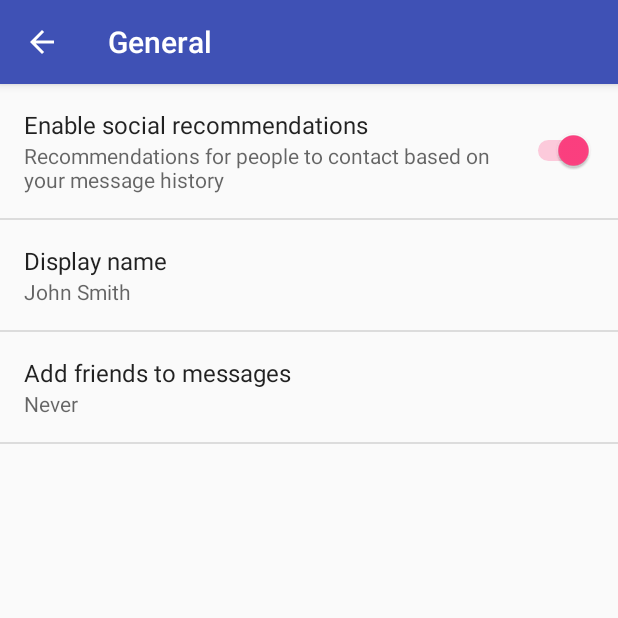
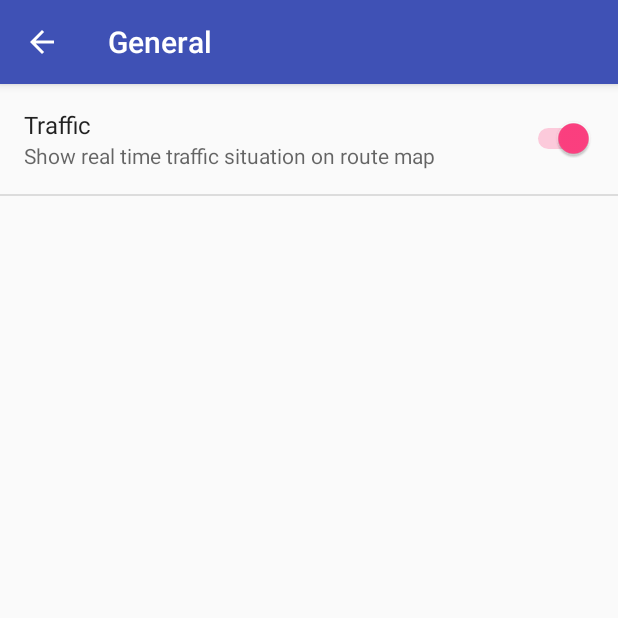
Before and after one commit to Will1229/BestRoute, an Android app: the SettingsActivity screen opened directly, with no data from a screen before it, after a tap on "General", on a phone screen of 412 x 824 dp, the top half of it. Run offline under Robolectric (Android 15) with nearby library versions, the phone set to English and light mode, and no system bars.

```diff
--- a/app/src/main/AndroidManifest.xml
+++ b/app/src/main/AndroidManifest.xml
@@ -58,7 +58,7 @@
             android:name=".receivers.BootReceiver"
             android:enabled="true">
             <intent-filter>
-                <action android:name="android.intent.action.BOOT_COMPLETED"></action>
+                <action android:name="android.intent.action.BOOT_COMPLETED"/>
             </intent-filter>
         </receiver>
         <receiver android:name=".receivers.NotificationReceiver"/>
--- a/app/src/main/java/com/will/studio/bestroute/activities/SettingsActivity.java
+++ b/app/src/main/java/com/will/studio/bestroute/activities/SettingsActivity.java
@@ -1,5 +1,4 @@
 package com.will.studio.bestroute.activities;
-
 
 import android.annotation.TargetApi;
 import android.content.Context;
@@ -40,7 +39,8 @@ public class SettingsActivity extends AppCompatPreferenceActivity {
      * A preference value change listener that updates the preference's summary
      * to reflect its new value.
      */
-    private static Preference.OnPreferenceChangeListener sBindPreferenceSummaryToValueListener = new Preference.OnPreferenceChangeListener() {
+    private static Preference.OnPreferenceChangeListener sBindPreferenceSummaryToValueListener =
+            new Preference.OnPreferenceChangeListener() {
         @Override
         public boolean onPreferenceChange(Preference preference, Object value) {
             String stringValue = value.toString();
@@ -179,8 +179,8 @@ public class SettingsActivity extends AppCompatPreferenceActivity {
             // to their values. When their values change, their summaries are
             // updated to reflect the new value, per the Android Design
             // guidelines.
-            bindPreferenceSummaryToValue(findPreference("example_text"));
-            bindPreferenceSummaryToValue(findPreference("example_list"));
+//            bindPreferenceSummaryToValue(findPreference("example_text"));
+//            bindPreferenceSummaryToValue(findPreference("example_list"));
         }
 
         @Override
--- a/app/src/main/java/com/will/studio/bestroute/main/Constants.java
+++ b/app/src/main/java/com/will/studio/bestroute/main/Constants.java
@@ -7,7 +7,6 @@ package com.will.studio.bestroute.main;
 public interface Constants {
     String NOTIFICATION_ID = "notification_id";
     int NOTIFICATION_ID_VALUE = 1;
-    String NOTIFICATION_NAME = "notification";
 
     String EXTRA_NAME_ROUTE_ITEM = "route_item";
 
@@ -27,5 +26,5 @@ public interface Constants {
     @SuppressWarnings("SpellCheckingInspection")
     String APP_KEY = "AIzaSyDPQ1GwAKKQZaxH1cmyVbx0FLDwKqKlJD8";
 
-    boolean showTraffic = false;
+    int MAX_ITEM_NUM = 3;
 }
--- a/app/src/main/res/values/strings.xml
+++ b/app/src/main/res/values/strings.xml
@@ -50,6 +50,7 @@
     <string name="to_address">To: %s</string>
     <string name="drawer_item_add_new_plan">Add New Route</string>
     <string name="drawer_item_setting">Settings</string>
+    <string name="main_reach_max_item_num">You can only create %d route plans</string>
 
     <!-- Strings related to MapActivity -->
     <string name="map_summary">Best route: %1$s</string>
@@ -77,8 +78,12 @@
     <string name="back">Back</string>
     <string name="call_google_map">Show In Google Map</string>
 
-    <!-- Example General settings -->
+    <!-- General settings -->
     <string name="pref_header_general">General</string>
+
+    <string name="pref_title_show_traffic">Traffic</string>
+    <string name="pref_description_show_traffic">Show real time traffic situation on route
+        map</string>
 
     <string name="pref_title_social_recommendations">Enable social recommendations</string>
     <string name="pref_description_social_recommendations">Recommendations for people to contact
--- a/app/src/main/res/xml/pref_general.xml
+++ b/app/src/main/res/xml/pref_general.xml
@@ -2,32 +2,38 @@
 
     <SwitchPreference
         android:defaultValue="true"
-        android:key="example_switch"
-        android:summary="@string/pref_description_social_recommendations"
-        android:title="@string/pref_title_social_recommendations" />
+        android:key="traffic_switch"
+        android:summary="@string/pref_description_show_traffic"
+        android:title="@string/pref_title_show_traffic"/>
+
+    <!--<SwitchPreference-->
+        <!--android:defaultValue="true"-->
+        <!--android:key="example_switch"-->
+        <!--android:summary="@string/pref_description_social_recommendations"-->
+        <!--android:title="@string/pref_title_social_recommendations"/>-->
 
     <!-- NOTE: EditTextPreference accepts EditText attributes. -->
     <!-- NOTE: EditTextPreference's summary should be set to its value by the activity code. -->
-    <EditTextPreference
-        android:capitalize="words"
-        android:defaultValue="@string/pref_default_display_name"
-        android:inputType="textCapWords"
-        android:key="example_text"
-        android:maxLines="1"
-        android:selectAllOnFocus="true"
-        android:singleLine="true"
-        android:title="@string/pref_title_display_name" />
+    <!--<EditTextPreference-->
+    <!--android:capitalize="words"-->
+    <!--android:defaultValue="@string/pref_default_display_name"-->
+    <!--android:inputType="textCapWords"-->
+    <!--android:key="example_text"-->
+    <!--android:maxLines="1"-->
+    <!--android:selectAllOnFocus="true"-->
+    <!--android:singleLine="true"-->
+    <!--android:title="@string/pref_title_display_name"/>-->
 
     <!-- NOTE: Hide buttons to simplify the UI. Users can touch outside the dialog to
          dismiss it. -->
     <!-- NOTE: ListPreference's summary should be set to its value by the activity code. -->
-    <ListPreference
-        android:defaultValue="-1"
-        android:entries="@array/pref_example_list_titles"
-        android:entryValues="@array/pref_example_list_values"
-        android:key="example_list"
-        android:negativeButtonText="@null"
-        android:positiveButtonText="@null"
-        android:title="@string/pref_title_add_friends_to_messages" />
+    <!--<ListPreference-->
+    <!--android:defaultValue="-1"-->
+    <!--android:entries="@array/pref_example_list_titles"-->
+    <!--android:entryValues="@array/pref_example_list_values"-->
+    <!--android:key="example_list"-->
+    <!--android:negativeButtonText="@null"-->
+    <!--android:positiveButtonText="@null"-->
+    <!--android:title="@string/pref_title_add_friends_to_messages"/>-->
 
 </PreferenceScreen>
--- a/app/src/main/res/xml/pref_headers.xml
+++ b/app/src/main/res/xml/pref_headers.xml
@@ -5,16 +5,16 @@
     <header
         android:fragment="com.will.studio.bestroute.activities.SettingsActivity$GeneralPreferenceFragment"
         android:icon="@drawable/ic_info_black_24dp"
-        android:title="@string/pref_header_general" />
+        android:title="@string/pref_header_general"/>
 
-    <header
-        android:fragment="com.will.studio.bestroute.activities.SettingsActivity$NotificationPreferenceFragment"
-        android:icon="@drawable/ic_notifications_black_24dp"
-        android:title="@string/pref_header_notifications" />
+    <!--<header-->
+    <!--android:fragment="com.will.studio.bestroute.activities.SettingsActivity$NotificationPreferenceFragment"-->
+    <!--android:icon="@drawable/ic_notifications_black_24dp"-->
+    <!--android:title="@string/pref_header_notifications" />-->
 
-    <header
-        android:fragment="com.will.studio.bestroute.activities.SettingsActivity$DataSyncPreferenceFragment"
-        android:icon="@drawable/ic_sync_black_24dp"
-        android:title="@string/pref_header_data_sync" />
+    <!--<header-->
+    <!--android:fragment="com.will.studio.bestroute.activities.SettingsActivity$DataSyncPreferenceFragment"-->
+    <!--android:icon="@drawable/ic_sync_black_24dp"-->
+    <!--android:title="@string/pref_header_data_sync" />-->
 
 </preference-headers>
```
Also changed, not shown: app/src/main/java/com/will/studio/bestroute/activities/MainActivity.java (+13 -4 lines), app/src/main/java/com/will/studio/bestroute/activities/MapViewActivity.java (+9 -3 lines).
